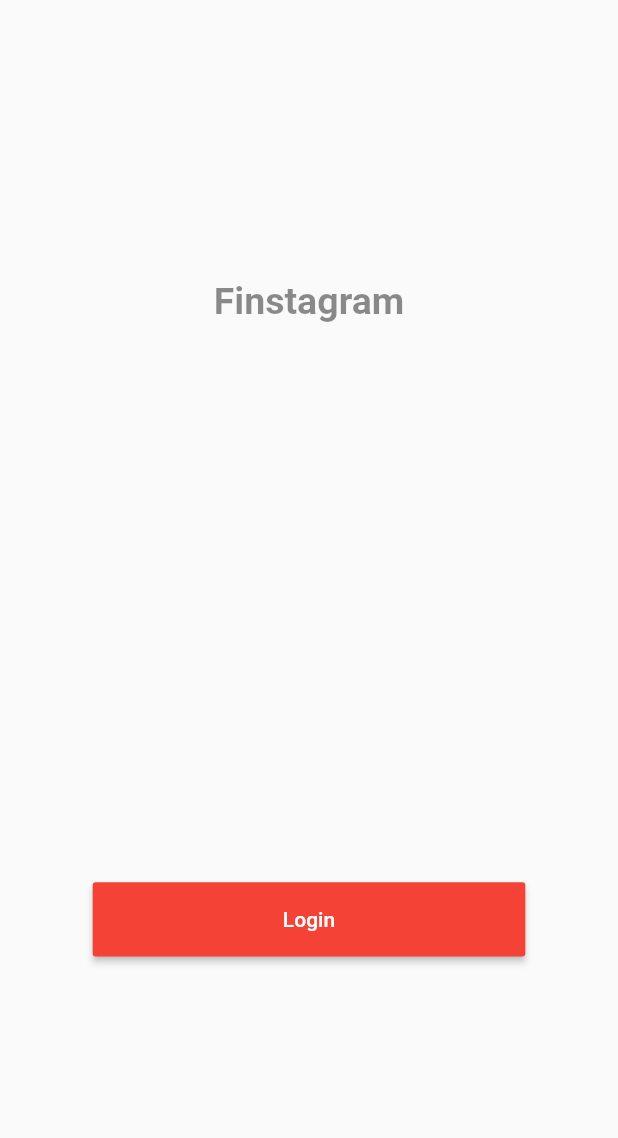
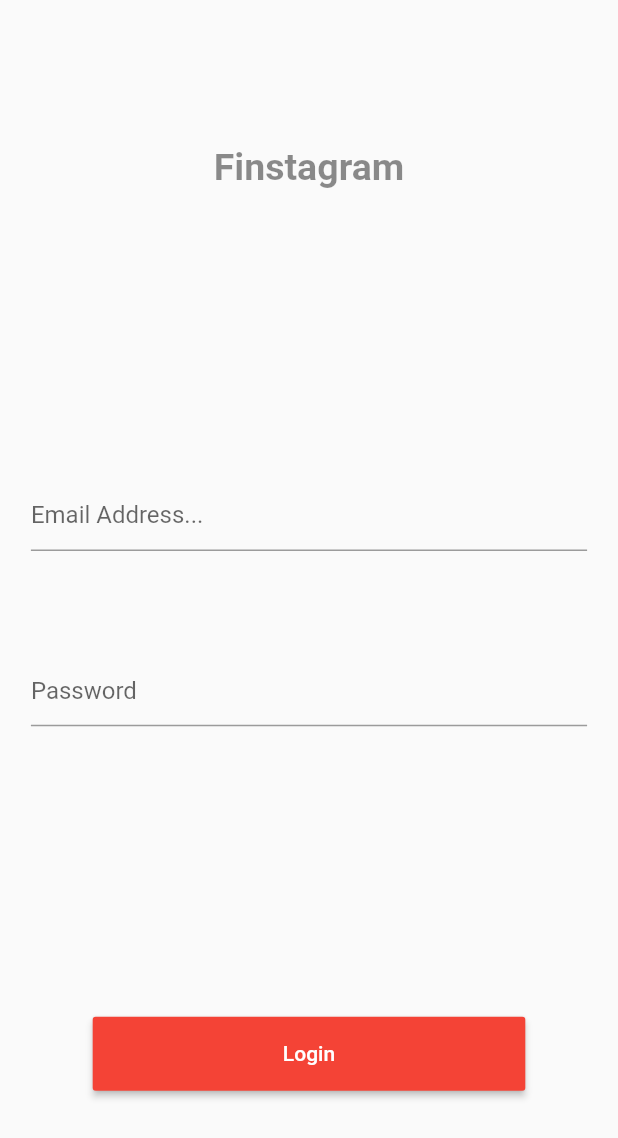
Before and after one commit to BarkaBoss/Finstagram, a Flutter app: the screen it shows after launch, on a phone screen of 412 x 824 dp. Shown: the top 1138 px of the screen. Run offline on Flutter 3.47's test engine with Material 2 defaults, Android fonts, the phone set to English and light mode, and no system bars; missing offline and left inert: dart:ffi.

Commit message:
Finished Login form validation

```diff
--- a/lib/pages/login_screen.dart
+++ b/lib/pages/login_screen.dart
@@ -1,3 +1,5 @@
+import 'dart:ffi';
+
 import 'package:flutter/material.dart';
 
 class Login extends StatefulWidget {
@@ -7,11 +9,14 @@ class Login extends StatefulWidget {
 
 class _LoginState extends State<Login> {
   double? _deviceHeight, _deviceWidth;
+  final GlobalKey<FormState> _loginFormKey = GlobalKey<FormState>();
+  String? _email, _password;
 
   @override
   Widget build(BuildContext context) {
     _deviceWidth = MediaQuery.of(context).size.width;
     _deviceHeight = MediaQuery.of(context).size.height;
+
     return Scaffold(
       body: SafeArea(
           child: Container(
@@ -21,10 +26,7 @@ class _LoginState extends State<Login> {
             mainAxisAlignment: MainAxisAlignment.spaceAround,
             mainAxisSize: MainAxisSize.max,
             crossAxisAlignment: CrossAxisAlignment.center,
-            children: [
-              _titleWidget(),
-              _loginButton()
-            ],
+            children: [_titleWidget(), _loginForm(), _loginButton()],
           ),
         ),
       )),
@@ -39,12 +41,65 @@ class _LoginState extends State<Login> {
     );
   }
 
-  Widget _loginButton(){
-    return MaterialButton(onPressed: (){},
+  Widget _loginButton() {
+    return MaterialButton(
+      onPressed: () {},
       minWidth: _deviceWidth! * 0.70,
       height: _deviceHeight! * 0.06,
       color: Colors.red,
-      child: const Text("Login", style: TextStyle(color: Colors.white),),
+      child: const Text(
+        "Login",
+        style: TextStyle(color: Colors.white),
+      ),
     );
+  }
+
+  Widget _loginForm() {
+    return Container(
+      height: _deviceHeight! * 0.2,
+      child: Form(
+          key: _loginFormKey,
+          child: Column(
+            mainAxisAlignment: MainAxisAlignment.spaceBetween,
+            mainAxisSize: MainAxisSize.max,
+            crossAxisAlignment: CrossAxisAlignment.center,
+            children: [
+              _emailTextField(),
+              _passwordTextField()
+            ],
+          )),
+    );
+  }
+
+  Widget _emailTextField() {
+    return TextFormField(
+      decoration: const InputDecoration(hintText: "Email Address..."),
+      onSaved: (value) {
+        setState(() {
+          _email = value;
+        });
+      },
+      validator: (value) {
+        bool result = value!.contains(RegExp(
+            r"^[a-zA-Z0-9.!#$%&'*+/=?^_`{|}~-]+@[a-zA-Z0-9-]+(?:\.[a-zA-Z0-9-]+)*$"));
+
+        result ? null : "Please Enter a Valid Email";
+      },
+    );
+  }
+
+  Widget _passwordTextField() {
+    return TextFormField(
+        decoration: const InputDecoration(hintText: "Password"),
+        obscureText: true,
+        obscuringCharacter: "*",
+        onSaved: (value) {
+          setState(() {
+            _password = value;
+          });
+        },
+        validator: (value) => value!.length > 6
+            ? null
+            : "Password should be 6 characters minimum");
+  }
 }
-}
```
